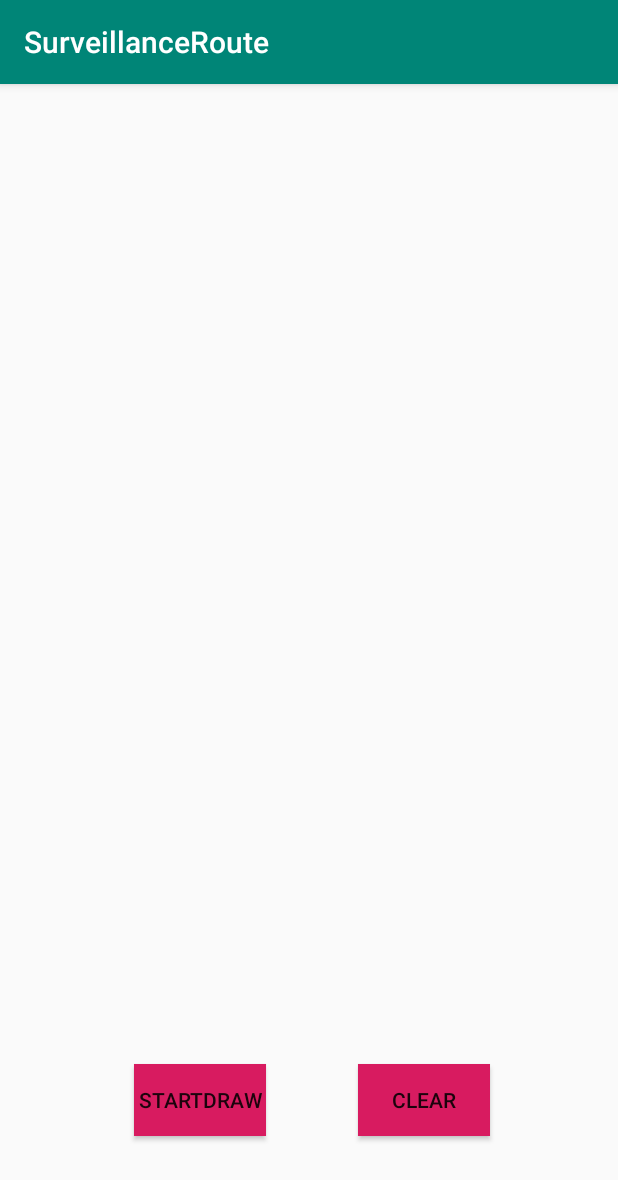
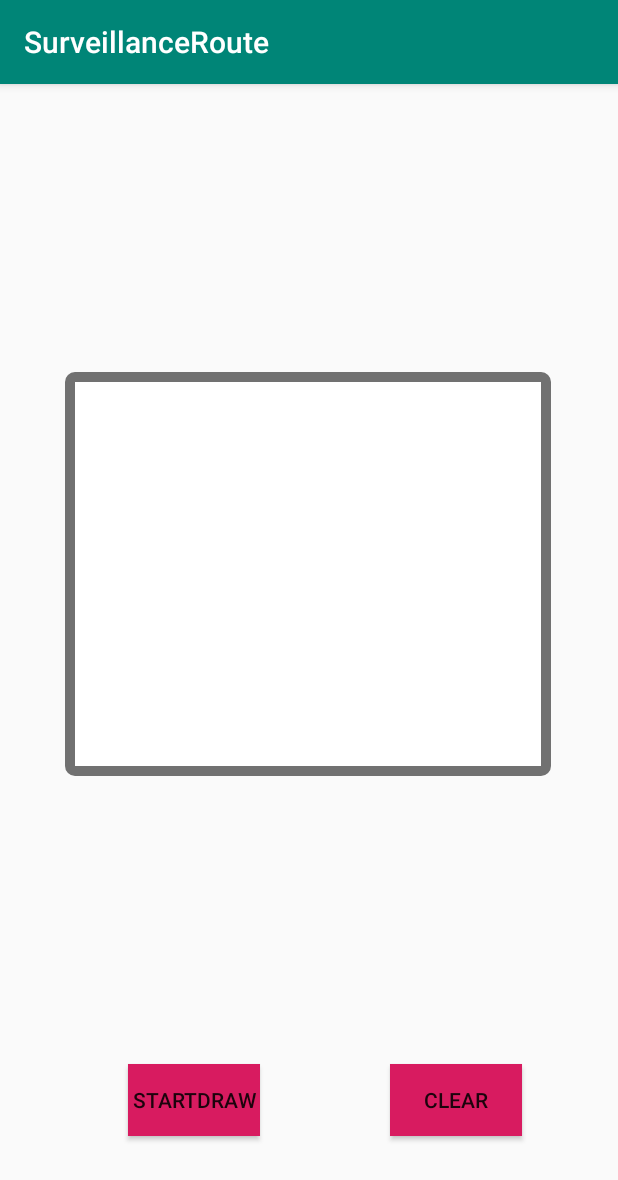
Before and after one commit to DIT112-V19/group-05, an Android app: the fragment DrawFragment placed in its activity, on a phone screen of 412 x 824 dp. Shown: the top 1180 px of the screen. Run offline under Robolectric (Android 15) with nearby library versions, the phone set to English and light mode, and no system bars.

Commit message:
Subject: Add canvasDraw
Add a way to draw on a canvas.
Make sure it is only possible to make one line at a time.
Give canvas a frame.

Related Issues:
Relates to #27
Relates to #28

```diff
--- a/android/app/src/main/java/com/example/hajken/CanvasView.java
+++ b/android/app/src/main/java/com/example/hajken/CanvasView.java
@@ -7,8 +7,11 @@ import android.graphics.Color;
 import android.graphics.Paint;
 import android.graphics.Path;
 import android.util.AttributeSet;
+import android.util.Log;
 import android.view.MotionEvent;
 import android.view.View;
+
+import static com.example.hajken.Bluetooth.TAG;
 
 public class CanvasView extends View {
 
@@ -35,6 +38,8 @@ public class CanvasView extends View {
         mPaint.setStyle(Paint.Style.STROKE);
         mPaint.setStrokeJoin(Paint.Join.ROUND);
         mPaint.setStrokeWidth(4f);
+
+        setDrawingCacheEnabled(true);
     }
 
     @Override
@@ -49,11 +54,14 @@ public class CanvasView extends View {
         mPath.moveTo(x,y);
         mX = x;
         mY = y;
+        Log.d(TAG, "startTouch: "+"X:"+x+"y"+y);
     }
 
     private void moveTouch(float x, float y){
         float dx = Math.abs(x-mX);
         float dy = Math.abs(y-mY);
+
+        Log.d(TAG, "moveTouch: "+"x:"+x+"y:"+y);
 
         if (dx >= TOLERANCE || dy >= TOLERANCE) { // kolla upp detta
             mPath.quadTo(mX,mY,(x + mX) / 2,(y + mY) / 2); // kolla upp detta
@@ -69,6 +77,7 @@ public class CanvasView extends View {
 
     private void upTouch(){
         mPath.lineTo(mX,mY);
+        Log.d(TAG, "upTouch: "+"X:"+mX+"Y:"+mY);
     }
 
     @Override
@@ -78,6 +87,7 @@ public class CanvasView extends View {
 
         switch (event.getAction()){
             case MotionEvent.ACTION_DOWN :
+                mPath.reset();
                 startTouch(x,y);
                 invalidate();
                 break;
@@ -94,13 +104,24 @@ public class CanvasView extends View {
             case MotionEvent.ACTION_UP :
                 upTouch();
                 invalidate();
+                printDrawing();
                 break;
         }
         return true;
     }
 
+    public void printDrawing(){
+        Bitmap toBePrinted = getDrawingCache();
+
+        Log.d(TAG, "printDrawing: "+toBePrinted.toString());
+    }
+
     @Override
     public void onDraw(Canvas canvas){
+         super.onDraw(canvas);
+
+         canvas.drawBitmap(mBitmap, 0,0, mPaint);
+         canvas.drawPath(mPath, mPaint);
 
     }
 }
--- a/android/app/src/main/res/layout/activity_main.xml
+++ b/android/app/src/main/res/layout/activity_main.xml
@@ -4,7 +4,8 @@
     xmlns:tools="http://schemas.android.com/tools"
     android:layout_width="match_parent"
     android:layout_height="match_parent"
-    tools:context=".MainActivity">
+    tools:context=".MainActivity"
+    >
 
 
     <LinearLayout
--- a/android/app/src/main/res/layout/fragment_draw.xml
+++ b/android/app/src/main/res/layout/fragment_draw.xml
@@ -4,19 +4,21 @@
     xmlns:app="http://schemas.android.com/apk/res-auto"
     xmlns:tools="http://schemas.android.com/tools"
     android:layout_width="match_parent"
-    android:layout_height="match_parent">
+    android:layout_height="match_parent"
+    tools:context="com.example.hajken.DrawFragment">
 
     <Button
         android:id="@+id/start_draw_button"
         android:layout_width="wrap_content"
         android:layout_height="wrap_content"
         android:layout_marginTop="8dp"
+        android:layout_marginEnd="8dp"
         android:layout_marginBottom="8dp"
         android:background="@color/button_active"
         android:text="@string/start_draw_button"
         app:layout_constraintBottom_toBottomOf="parent"
-        app:layout_constraintEnd_toEndOf="parent"
-        app:layout_constraintHorizontal_bias="0.275"
+        app:layout_constraintEnd_toStartOf="@+id/clear_draw_button"
+        app:layout_constraintHorizontal_bias="0.522"
         app:layout_constraintStart_toStartOf="parent"
         app:layout_constraintTop_toTopOf="parent"
         app:layout_constraintVertical_bias="0.917" />
@@ -26,13 +28,12 @@
         android:layout_width="wrap_content"
         android:layout_height="wrap_content"
         android:layout_marginTop="8dp"
+        android:layout_marginEnd="64dp"
         android:layout_marginBottom="8dp"
         android:background="@color/button_active"
         android:text="@string/clear_draw_button"
         app:layout_constraintBottom_toBottomOf="parent"
         app:layout_constraintEnd_toEndOf="parent"
-        app:layout_constraintHorizontal_bias="0.736"
-        app:layout_constraintStart_toStartOf="parent"
         app:layout_constraintTop_toTopOf="parent"
         app:layout_constraintVertical_bias="0.917" />
 
@@ -44,6 +45,8 @@
         android:layout_marginTop="8dp"
         android:layout_marginEnd="8dp"
         android:layout_marginBottom="8dp"
+        android:background="@drawable/device_list"
+        android:onClick="clearCanvas"
         app:layout_constraintBottom_toBottomOf="parent"
         app:layout_constraintEnd_toEndOf="parent"
         app:layout_constraintHorizontal_bias="0.492"
--- a/android/app/src/main/res/values/colors.xml
+++ b/android/app/src/main/res/values/colors.xml
@@ -12,4 +12,5 @@
     <!-- ListView -->
     <color name="device_list_border">#717171</color>
 
+
 </resources>
```
